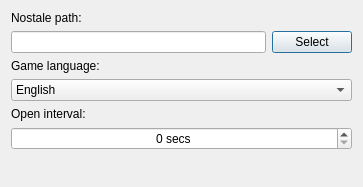
The window that SettingsDialog.ui (hatz2/GflessClient) describes before a commit, drawn with Qt 5.
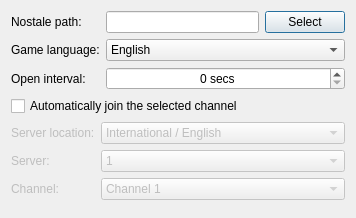
The same window after the commit.

Commit message: Added options for automatically login in the desired server and channel

The edit to the form file:
```diff
--- a/SettingsDialog.ui
+++ b/SettingsDialog.ui
@@ -6,8 +6,8 @@
    <rect>
     <x>0</x>
     <y>0</y>
-    <width>363</width>
-    <height>187</height>
+    <width>356</width>
+    <height>218</height>
    </rect>
   </property>
   <property name="windowTitle">
@@ -15,13 +15,15 @@
   </property>
   <layout class="QVBoxLayout" name="verticalLayout">
    <item>
+    <layout class="QFormLayout" name="formLayout">
+     <item row="0" column="0">
     <widget class="QLabel" name="label_2">
      <property name="text">
       <string>Nostale path:</string>
      </property>
     </widget>
    </item>
-   <item>
+     <item row="0" column="1">
     <layout class="QHBoxLayout" name="horizontalLayout_2" stretch="1,0">
      <item>
       <widget class="QLineEdit" name="gameClientPathLineEdit">
@@ -39,14 +41,14 @@
      </item>
     </layout>
    </item>
-   <item>
+     <item row="1" column="0">
     <widget class="QLabel" name="label_4">
      <property name="text">
       <string>Game language:</string>
      </property>
     </widget>
    </item>
-   <item>
+     <item row="1" column="1">
     <widget class="QComboBox" name="gameLanguageComboBox">
      <property name="minimumSize">
       <size>
@@ -99,14 +101,14 @@
      </item>
     </widget>
    </item>
-   <item>
+     <item row="2" column="0">
     <widget class="QLabel" name="label">
      <property name="text">
       <string>Open interval:</string>
      </property>
     </widget>
    </item>
-   <item>
+     <item row="2" column="1">
     <widget class="QSpinBox" name="openIntervalSpinBox">
      <property name="minimumSize">
       <size>
@@ -124,6 +126,158 @@
       <number>0</number>
      </property>
     </widget>
+     </item>
+    </layout>
+   </item>
+   <item>
+    <widget class="QCheckBox" name="autoLogInCheckBox">
+     <property name="enabled">
+      <bool>true</bool>
+     </property>
+     <property name="text">
+      <string>Automatically join the selected channel</string>
+     </property>
+    </widget>
+   </item>
+   <item>
+    <layout class="QFormLayout" name="formLayout_2">
+     <item row="0" column="0">
+      <widget class="QLabel" name="serverLocationLabel">
+       <property name="enabled">
+        <bool>false</bool>
+       </property>
+       <property name="text">
+        <string>Server location:</string>
+       </property>
+      </widget>
+     </item>
+     <item row="0" column="1">
+      <widget class="QComboBox" name="serverLanguageComboBox">
+       <property name="enabled">
+        <bool>false</bool>
+       </property>
+       <item>
+        <property name="text">
+         <string>International / English</string>
+        </property>
+       </item>
+       <item>
+        <property name="text">
+         <string>German</string>
+        </property>
+       </item>
+       <item>
+        <property name="text">
+         <string>French</string>
+        </property>
+       </item>
+       <item>
+        <property name="text">
+         <string>Italian</string>
+        </property>
+       </item>
+       <item>
+        <property name="text">
+         <string>Polish</string>
+        </property>
+       </item>
+       <item>
+        <property name="text">
+         <string>Spanish</string>
+        </property>
+       </item>
+      </widget>
+     </item>
+     <item row="1" column="0">
+      <widget class="QLabel" name="serverLabel">
+       <property name="enabled">
+        <bool>false</bool>
+       </property>
+       <property name="text">
+        <string>Server:</string>
+       </property>
+      </widget>
+     </item>
+     <item row="1" column="1">
+      <widget class="QComboBox" name="serverComboBox">
+       <property name="enabled">
+        <bool>false</bool>
+       </property>
+       <item>
+        <property name="text">
+         <string>1</string>
+        </property>
+       </item>
+       <item>
+        <property name="text">
+         <string>2</string>
+        </property>
+       </item>
+       <item>
+        <property name="text">
+         <string>3</string>
+        </property>
+       </item>
+       <item>
+        <property name="text">
+         <string>4</string>
+        </property>
+       </item>
+      </widget>
+     </item>
+     <item row="2" column="0">
+      <widget class="QLabel" name="channelLabel">
+       <property name="enabled">
+        <bool>false</bool>
+       </property>
+       <property name="text">
+        <string>Channel:</string>
+       </property>
+      </widget>
+     </item>
+     <item row="2" column="1">
+      <widget class="QComboBox" name="channelComboBox">
+       <property name="enabled">
+        <bool>false</bool>
+       </property>
+       <item>
+        <property name="text">
+         <string>Channel 1</string>
+        </property>
+       </item>
+       <item>
+        <property name="text">
+         <string>Channel 2</string>
+        </property>
+       </item>
+       <item>
+        <property name="text">
+         <string>Channel 3</string>
+        </property>
+       </item>
+       <item>
+        <property name="text">
+         <string>Channel 4</string>
+        </property>
+       </item>
+       <item>
+        <property name="text">
+         <string>Channel 5</string>
+        </property>
+       </item>
+       <item>
+        <property name="text">
+         <string>Channel 6</string>
+        </property>
+       </item>
+       <item>
+        <property name="text">
+         <string>Channel 7</string>
+        </property>
+       </item>
+      </widget>
+     </item>
+    </layout>
    </item>
    <item>
     <spacer name="verticalSpacer">
```
Lines whose indentation alone changed are shown as unchanged. The commit also changes 2 other files.
